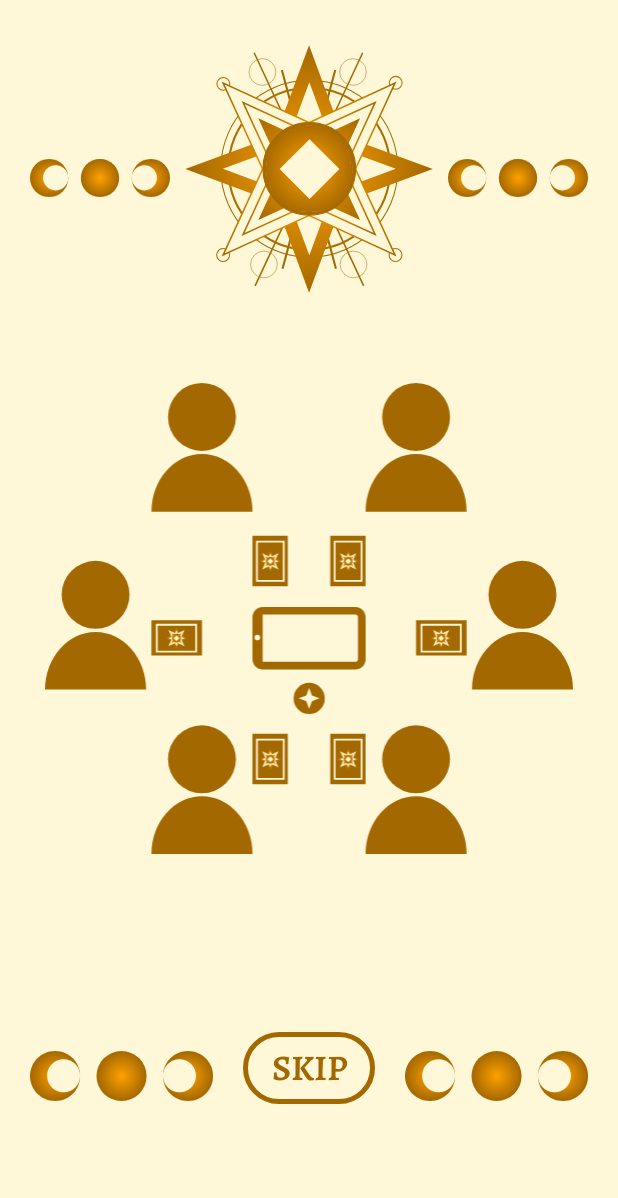
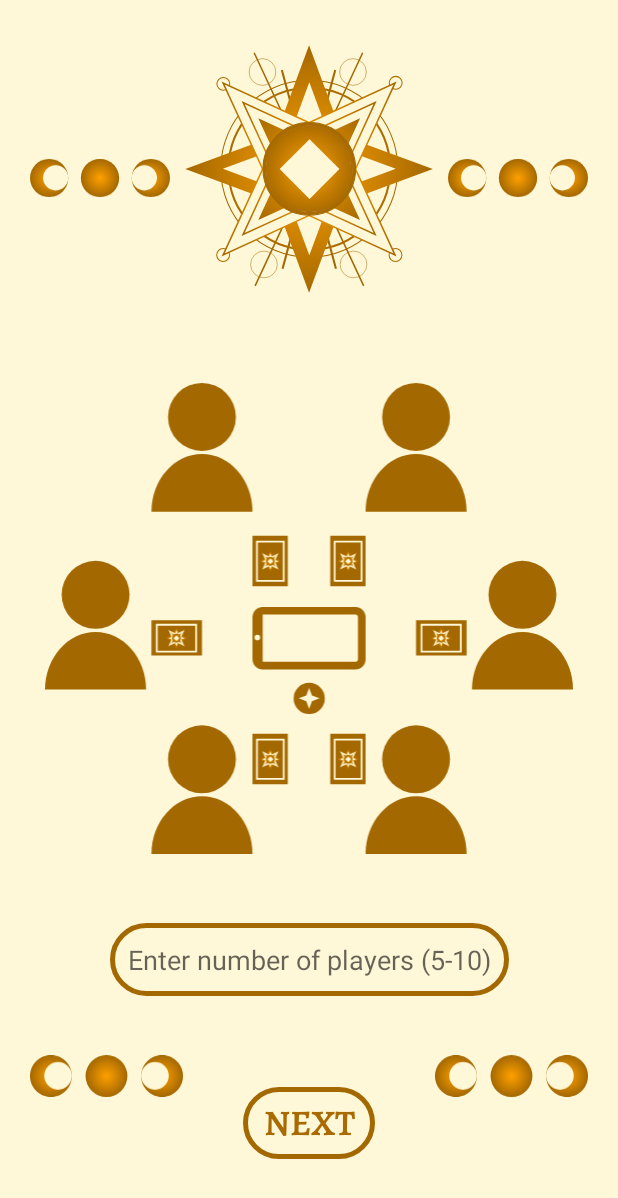
Before and after one commit to DLSYu/Traydor-DigitalCompanion, an Android app: the PreparationPhase screen opened directly, with no data from a screen before it, on a phone screen of 412 x 824 dp. Shown: the top 1198 px of the screen. Run offline under Robolectric (Android 15) with nearby library versions, the phone set to English and light mode, and no system bars.

Commit message:
Accomplished basic functionalities for night phase to day phase and general loop

```diff
--- a/app/src/main/AndroidManifest.xml
+++ b/app/src/main/AndroidManifest.xml
@@ -24,6 +24,10 @@
                 <category android:name="android.intent.category.LAUNCHER" />
             </intent-filter>
         </activity>
+        <!-- Add new activity here -->
+        <activity android:name=".HowToPlayActivity" />
+        <activity android:name=".NightPhaseActivity" />
+        <activity android:name=".DayPhaseActivity" />
     </application>
 
 </manifest>
--- a/app/src/main/java/com/example/traydor_digitalcompanion/PreparationPhase.kt
+++ b/app/src/main/java/com/example/traydor_digitalcompanion/PreparationPhase.kt
@@ -1,15 +1,70 @@
 package com.example.traydor_digitalcompanion
 
+import android.content.Intent
 import android.os.Bundle
+import android.view.View
+import android.widget.Button
+import android.widget.EditText
+import android.widget.TextView
 import androidx.activity.enableEdgeToEdge
 import androidx.appcompat.app.AppCompatActivity
-import androidx.core.view.ViewCompat
-import androidx.core.view.WindowInsetsCompat
+import android.util.Log
 
 class PreparationPhase : AppCompatActivity() {
+
+    private lateinit var etNumberOfPlayers: EditText
+    private lateinit var tvPreparationPrompt: TextView
+    private lateinit var btnNextPrompt: Button
+    private val prompts = listOf(
+        "Please shuffle and distribute the role cards.",
+        "Please organize the physical components of the game (cards, players, protection token, and digital companion device).",
+        "Please check your Role Card."
+    )
+    private var currentPromptIndex = 0
+
     override fun onCreate(savedInstanceState: Bundle?) {
         super.onCreate(savedInstanceState)
         enableEdgeToEdge()
         setContentView(R.layout.preparation_phase)
+
+        etNumberOfPlayers = findViewById(R.id.etNumberOfPlayers)
+        tvPreparationPrompt = findViewById(R.id.tvPreparationPrompt)
+        btnNextPrompt = findViewById(R.id.btnNextPrompt)
+
+        // Initialize the prompt text visibility to invisible
+        tvPreparationPrompt.text = ""
+        btnNextPrompt.isEnabled = false
+
+        // Enable the Next button only when the user enters a number of players
+        etNumberOfPlayers.setOnEditorActionListener { _, _, _ ->
+            val numOfPlayers = etNumberOfPlayers.text.toString().toIntOrNull()
+            if (numOfPlayers != null && numOfPlayers >= 5 && numOfPlayers <= 10) {
+                // Set the player count in GameController
+                GameController.setInitialPlayerCount(numOfPlayers)
+                Log.d("PreparationPhase", "Number of players set: $numOfPlayers")
+
+                // Hide the EditText and show the prompts
+                etNumberOfPlayers.visibility = View.GONE
+                tvPreparationPrompt.text = prompts[currentPromptIndex]
+                btnNextPrompt.isEnabled = true
+            } else {
+                // Notify user that input is invalid
+                etNumberOfPlayers.error = "Please enter a valid number of players (5-10)."
+            }
+            false
+        }
+
+        // Set up the button to navigate through prompts
+        btnNextPrompt.setOnClickListener {
+            currentPromptIndex++
+            if (currentPromptIndex < prompts.size) {
+                tvPreparationPrompt.text = prompts[currentPromptIndex]
+            } else {
+                // Transition to the Night Phase
+                val intent = Intent(this, NightPhaseActivity::class.java)
+                startActivity(intent)
+                finish()
+            }
+        }
     }
 }
--- a/app/src/main/res/layout/activity_main.xml
+++ b/app/src/main/res/layout/activity_main.xml
@@ -82,6 +82,7 @@
                 android:text="How to Play"
                 android:textColor="#A96A00"
                 android:textSize="24sp" />
+
         </LinearLayout>
 
     </LinearLayout>
--- a/app/src/main/res/layout/preparation_phase.xml
+++ b/app/src/main/res/layout/preparation_phase.xml
@@ -1,10 +1,12 @@
 <?xml version="1.0" encoding="utf-8"?>
-<androidx.constraintlayout.widget.ConstraintLayout xmlns:android="http://schemas.android.com/apk/res/android"
+<androidx.constraintlayout.widget.ConstraintLayout
+    xmlns:android="http://schemas.android.com/apk/res/android"
     xmlns:app="http://schemas.android.com/apk/res-auto"
     android:layout_width="match_parent"
     android:layout_height="match_parent"
     android:background="#FFF8D8">
 
+    <!-- Prompt Image -->
     <ImageView
         android:id="@+id/imgvwPrepPrompt"
         android:layout_width="wrap_content"
@@ -17,6 +19,7 @@
         app:layout_constraintTop_toTopOf="parent"
         app:srcCompat="@drawable/suggested_setup" />
 
+    <!-- Top Moons and Sun Images -->
     <ImageView
         android:id="@+id/imgvwPrepSunTop"
         android:layout_width="wrap_content"
@@ -56,21 +59,7 @@
         app:layout_constraintVertical_bias="0.533"
         app:srcCompat="@drawable/moon_phases" />
 
-<!--    <ImageView-->
-<!--        android:id="@+id/imgvwPrepSunBot"-->
-<!--        android:layout_width="wrap_content"-->
-<!--        android:layout_height="0dp"-->
-<!--        android:adjustViewBounds="true"-->
-<!--        android:paddingStart="10dp"-->
-<!--        android:paddingTop="30dp"-->
-<!--        android:paddingEnd="10dp"-->
-<!--        android:paddingBottom="30dp"-->
-<!--        app:layout_constraintBottom_toBottomOf="parent"-->
-<!--        app:layout_constraintEnd_toEndOf="parent"-->
-<!--        app:layout_constraintStart_toStartOf="parent"-->
-<!--        app:layout_constraintTop_toBottomOf="@+id/imgvwPrepPrompt"-->
-<!--        app:srcCompat="@drawable/sun_with_rays" />-->
-
+    <!-- Bottom Moons Images -->
     <ImageView
         android:id="@+id/imgvwPrepMoonsBotLeft"
         android:layout_width="0dp"
@@ -78,7 +67,7 @@
         android:paddingStart="20dp"
         android:paddingEnd="20dp"
         app:layout_constraintBottom_toBottomOf="parent"
-        app:layout_constraintEnd_toStartOf="@+id/btnSkip"
+        app:layout_constraintEnd_toStartOf="@+id/btnNextPrompt"
         app:layout_constraintStart_toStartOf="parent"
         app:layout_constraintTop_toBottomOf="@+id/imgvwPrepPrompt"
         app:layout_constraintVertical_bias="0.533"
@@ -92,23 +81,53 @@
         android:paddingEnd="20dp"
         app:layout_constraintBottom_toBottomOf="parent"
         app:layout_constraintEnd_toEndOf="parent"
-        app:layout_constraintStart_toEndOf="@+id/btnSkip"
+        app:layout_constraintStart_toEndOf="@+id/btnNextPrompt"
         app:layout_constraintTop_toBottomOf="@+id/imgvwPrepPrompt"
         app:layout_constraintVertical_bias="0.533"
         app:srcCompat="@drawable/moon_phases" />
 
-    <Button
-        android:id="@+id/btnSkip"
+    <!-- Input field for number of players -->
+    <EditText
+        android:id="@+id/etNumberOfPlayers"
         android:layout_width="wrap_content"
         android:layout_height="wrap_content"
-        android:layout_margin="20dp"
+        android:layout_marginTop="16dp"
+        android:hint="Enter number of players (5-10)"
+        android:inputType="number"
+        android:background="@drawable/main_button_style"
+        android:padding="12dp"
+        android:textColor="#AA6B00"
+        app:layout_constraintTop_toBottomOf="@+id/imgvwPrepPrompt"
+        app:layout_constraintStart_toStartOf="parent"
+        app:layout_constraintEnd_toEndOf="parent"
+        android:importantForAccessibility="yes"/>
+
+    <!-- Text prompt for preparation phase -->
+    <TextView
+        android:id="@+id/tvPreparationPrompt"
+        android:layout_width="0dp"
+        android:layout_height="wrap_content"
+        android:layout_marginTop="16dp"
+        android:textColor="#AA6B00"
+        android:textSize="18sp"
+        android:fontFamily="@font/alegreya_semibold"
+        android:gravity="center"
+        app:layout_constraintTop_toBottomOf="@+id/etNumberOfPlayers"
+        app:layout_constraintStart_toStartOf="parent"
+        app:layout_constraintEnd_toEndOf="parent"/>
+
+    <!-- Arrow button to go to the next prompt -->
+    <Button
+        android:id="@+id/btnNextPrompt"
+        android:layout_width="wrap_content"
+        android:layout_height="wrap_content"
+        android:text="NEXT"
         android:background="@drawable/main_button_style"
         android:fontFamily="@font/alegreya_semibold"
-        android:text="SKIP"
-        android:textColor="#A36700"
+        android:textColor="#A96A00"
         android:textSize="24sp"
-        app:layout_constraintBottom_toBottomOf="parent"
-        app:layout_constraintEnd_toEndOf="parent"
-        app:layout_constraintStart_toStartOf="parent"
-        app:layout_constraintTop_toBottomOf="@+id/imgvwPrepPrompt" />
+        android:layout_margin="20dp"
+        app:layout_constraintTop_toBottomOf="@+id/tvPreparationPrompt"
+        app:layout_constraintStart_toEndOf="@+id/imgvwPrepMoonsBotLeft"
+        app:layout_constraintEnd_toStartOf="@+id/imgvwPrepMoonsBotRight"/>
 </androidx.constraintlayout.widget.ConstraintLayout>
```
Also changed, not shown: app/src/main/java/com/example/traydor_digitalcompanion/DayPhaseActivity.kt (added, +111 -0 lines), app/src/main/java/com/example/traydor_digitalcompanion/GameController.kt (added, +69 -0 lines), app/src/main/java/com/example/traydor_digitalcompanion/HowToPlayActivity.kt (added, +17 -0 lines), app/src/main/java/com/example/traydor_digitalcompanion/MainActivity.kt (+7 -0 lines), app/src/main/java/com/example/traydor_digitalcompanion/NightPhaseActivity.kt (added, +130 -0 lines), app/src/main/res/layout/activity_day_phase.xml (added, +66 -0 lines), app/src/main/res/layout/activity_how_to_play.xml (added, +62 -0 lines), app/src/main/res/layout/activity_night_phase.xml (added, +67 -0 lines), app/src/main/res/values/strings.xml (+7 -0 lines), 1 other file.
